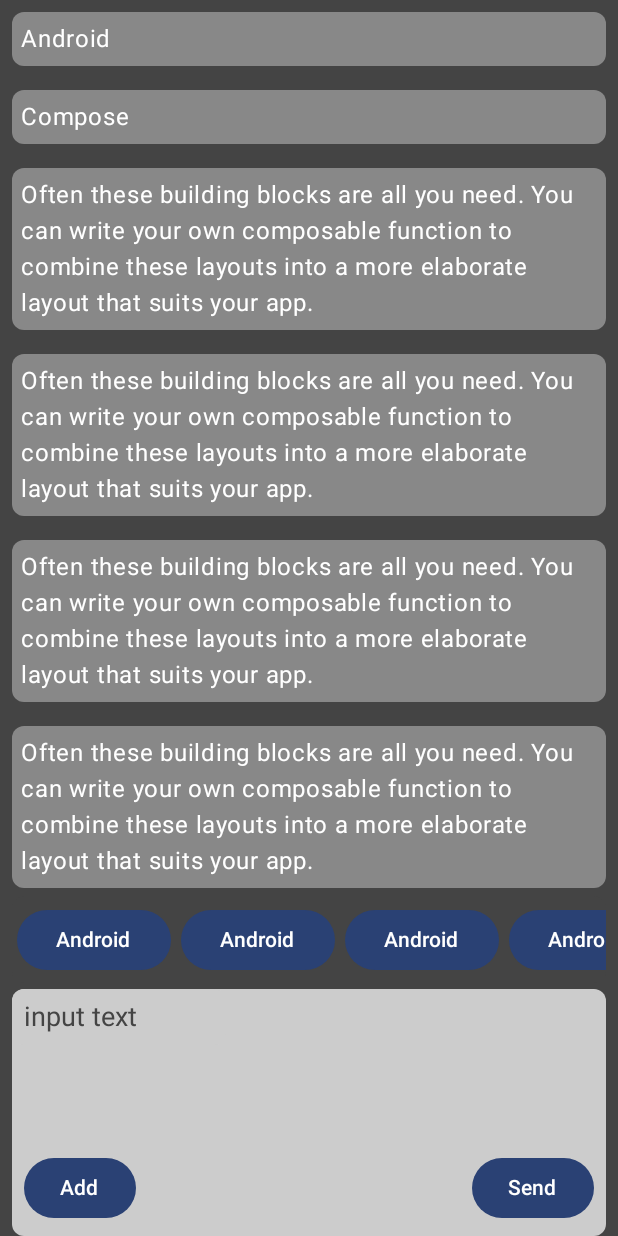
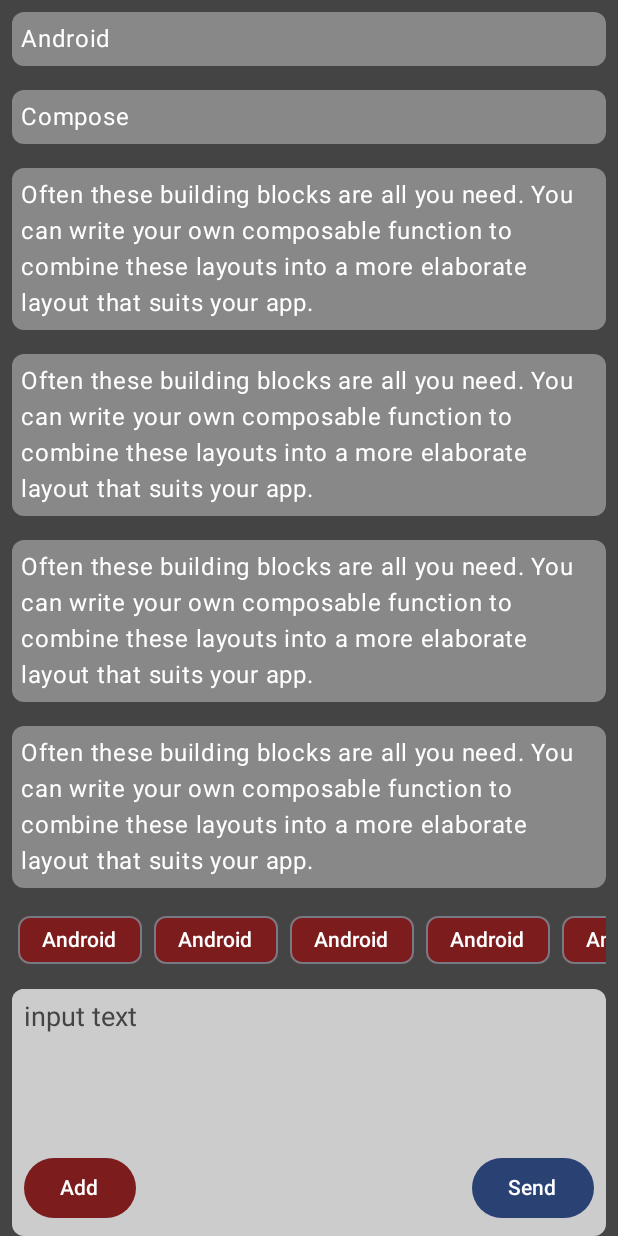
Before and after one commit to yenik/compose-playground, an Android app built with Jetpack Compose: the screen it shows after launch (MainActivity), on a phone screen of 412 x 824 dp. Run offline under Robolectric (Android 15) with nearby library versions, the phone set to English and light mode, and no system bars.

Commit message:
tag buttons changed to chips, added containerColor

```diff
--- a/app/src/main/java/cz/nuanced/composemindframe/MainActivity.kt
+++ b/app/src/main/java/cz/nuanced/composemindframe/MainActivity.kt
@@ -25,12 +25,15 @@ import androidx.compose.foundation.shape.RoundedCornerShape
 import androidx.compose.foundation.text.BasicTextField
 import androidx.compose.foundation.verticalScroll
 import androidx.compose.material3.Button
+import androidx.compose.material3.ButtonDefaults
 import androidx.compose.material3.FabPosition
 import androidx.compose.material3.FloatingActionButton
 import androidx.compose.material3.MaterialTheme
 import androidx.compose.material3.OutlinedButton
 import androidx.compose.material3.RadioButton
 import androidx.compose.material3.Scaffold
+import androidx.compose.material3.SuggestionChip
+import androidx.compose.material3.SuggestionChipDefaults
 import androidx.compose.material3.Text
 import androidx.compose.runtime.Composable
 import androidx.compose.runtime.getValue
@@ -127,7 +130,8 @@ class MainActivity : ComponentActivity() {
                                 onClick = { /*TODO*/ },
                                 modifier = Modifier
                                     .align(Alignment.BottomStart)
-                                    .padding(8.dp)
+                                    .padding(8.dp),
+                                colors = ButtonDefaults.buttonColors(Color(0xFF7C1C1C))
                             ) {
                                 Text(text = "Add")
                             }
@@ -183,18 +187,20 @@ fun ConfirmButton(onClick: () -> Unit) {
 
 @Composable
 fun TagButton(tag: String) {
-    Button(
+    SuggestionChip(
         onClick = { /*TODO*/ },
-        Modifier
-            .padding(3.dp, 0.dp)
-    ) {
-        Text(
-            text = tag,
-            color = Color.White,
-            modifier = Modifier
-                .padding(2.dp)
-        )
-    }
+        label = {
+            Text(
+                text = tag,
+                color = Color.White
+            )
+        },
+        colors = SuggestionChipDefaults.suggestionChipColors(
+            containerColor = Color(0xFF7C1C1C)
+        ),
+        modifier = Modifier
+            .padding(4.dp, 0.dp)
+    )
 }
 
 @Composable
```
